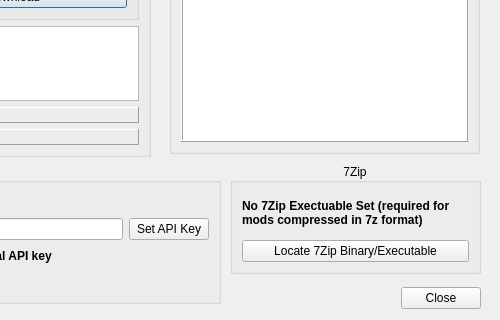
Old version of the form modules/ModDownloader.ui in the repository rainmakerv3/BB_Launcher; both pictures show x 620 to 1120 and y 377 to 697 of the 1120 by 697 pixel window.
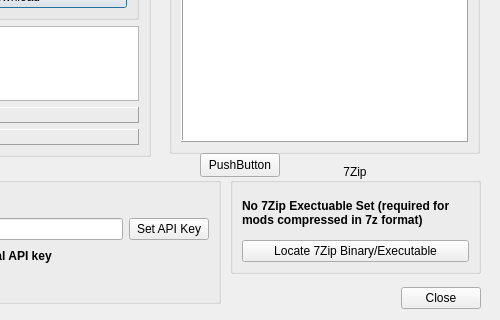
New version of the form.

Patch:
```diff
--- a/modules/ModDownloader.ui
+++ b/modules/ModDownloader.ui
@@ -389,6 +389,19 @@
     </item>
    </layout>
   </widget>
+  <widget class="QPushButton" name="testButton">
+   <property name="geometry">
+    <rect>
+     <x>820</x>
+     <y>530</y>
+     <width>80</width>
+     <height>24</height>
+    </rect>
+   </property>
+   <property name="text">
+    <string>PushButton</string>
+   </property>
+  </widget>
  </widget>
  <resources/>
  <connections>
```
Left out of the diff: 10 changed lines with no effect on the pictures.
